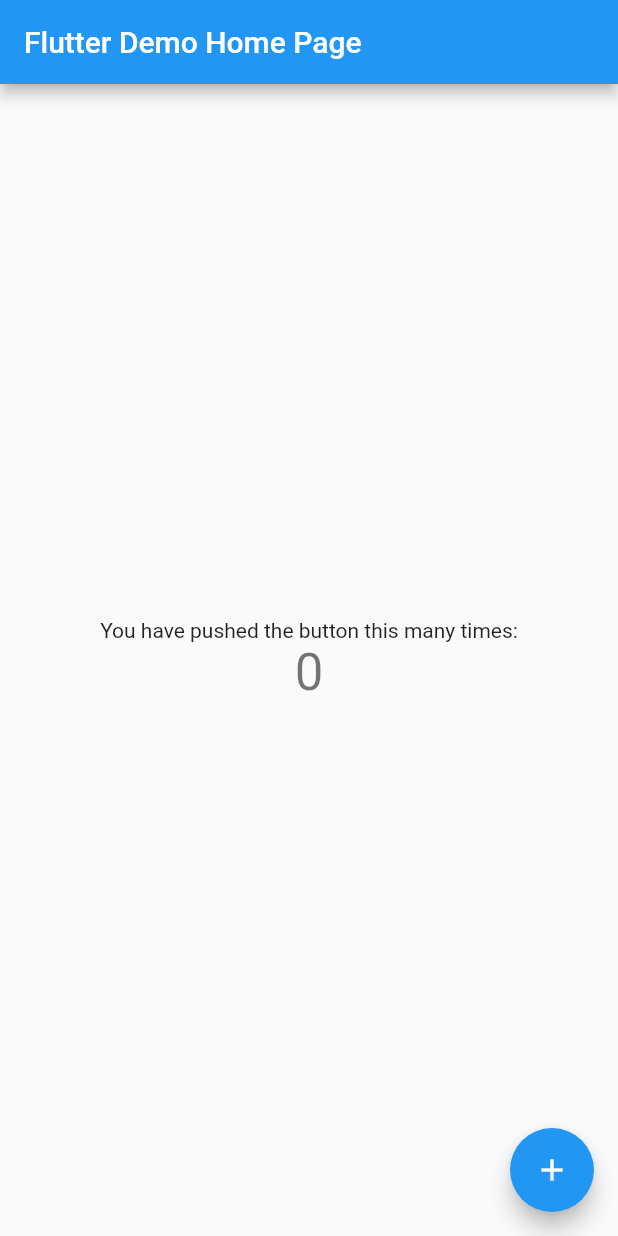
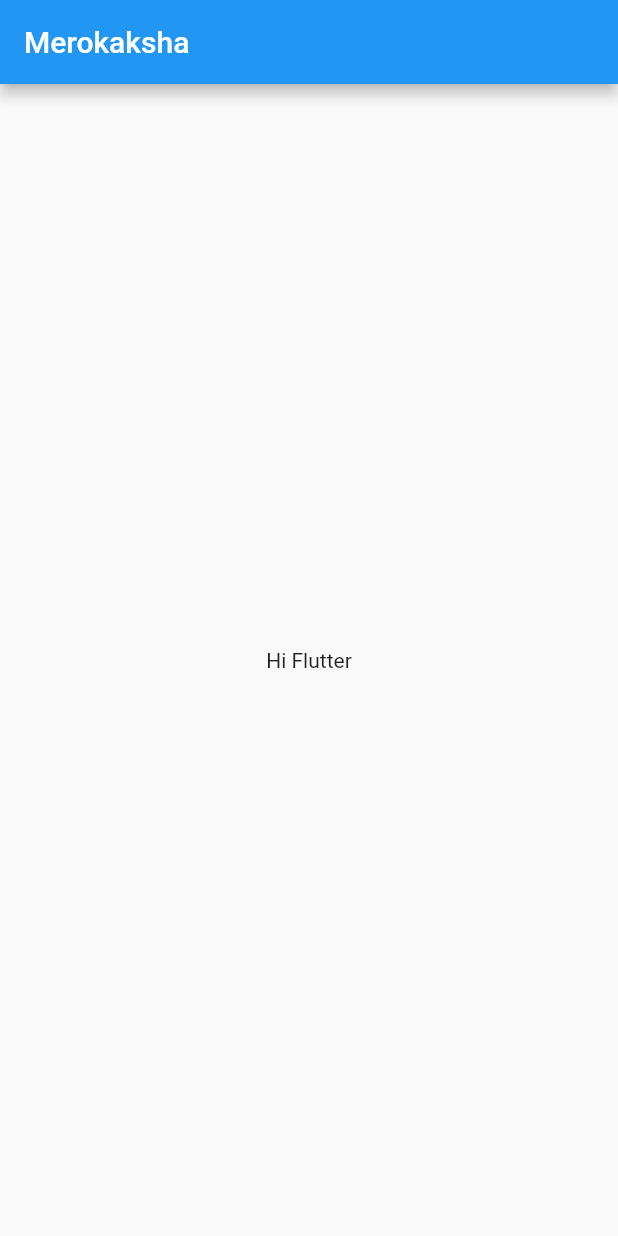
Before and after one commit to TekChandraTamang/flutter_application_1, a Flutter app: the screen it shows after launch, on a phone screen of 412 x 824 dp. Run offline on Flutter 3.47's test engine with Material 2 defaults, Android fonts, the phone set to English and light mode, and no system bars.

Commit message:
chap1 completed

```diff
--- a/lib/main.dart
+++ b/lib/main.dart
@@ -1,95 +1,23 @@
+// ignore: unused_import
 import 'package:flutter/material.dart';
 
-void main() {
-  runApp(const MyApp());
-}
+void main(){
+runApp(MaterialApp(
+  title: "Awesome App",
+  home: HomePage(),
+));}
 
-class MyApp extends StatelessWidget {
-  const MyApp({Key? key}) : super(key: key);
+ class HomePage extends StatelessWidget {
 
-  // This widget is the root of your application.
    @override
    Widget build(BuildContext context) {
-    return MaterialApp(
-      title: 'Flutter Demo',
-      theme: ThemeData(
-        // This is the theme of your application.
-        //
-        // Try running your application with "flutter run". You'll see the
-        // application has a blue toolbar. Then, without quitting the app, try
-        // changing the primarySwatch below to Colors.green and then invoke
-        // "hot reload" (press "r" in the console where you ran "flutter run",
-        // or simply save your changes to "hot reload" in a Flutter IDE).
-        // Notice that the counter didn't reset back to zero; the application
-        // is not restarted.
-        primarySwatch: Colors.blue,
+     return Scaffold(
+     appBar: AppBar(
+       title: Text("Merokaksha"),
      ),
-      home: const MyHomePage(title: 'Flutter Demo Home Page'),
+     body:Container(
+       child: Center(child: Text("Hi Flutter")),
+     ) ,
      );
    }
  }
-
-class MyHomePage extends StatefulWidget {
-  const MyHomePage({Key? key, required this.title}) : super(key: key);
-
-  // This widget is the home page of your application. It is stateful, meaning
-  // that it has a State object (defined below) that contains fields that affect
-  // how it looks.
-
-  // This class is the configuration for the state. It holds the values (in this
-  // case the title) provided by the parent (in this case the App widget) and
-  // used by the build method of the State. Fields in a Widget subclass are
-  // always marked "final".
-
-  final String title;
-
-  @override
-  State<MyHomePage> createState() => _MyHomePageState();
-}
-
-class _MyHomePageState extends State<MyHomePage> {
-  int _counter = 0;
-
-  void _incrementCounter() {
-    setState(() {
-      // This call to setState tells the Flutter framework that something has
-      // changed in this State, which causes it to rerun the build method below
-      // so that the display can reflect the updated values. If we changed
-      // _counter without calling setState(), then the build method would not be
-      // called again, and so nothing would appear to happen.
-      _counter++;
-    });
-  }
-
-  @override
-  Widget build(BuildContext context) {
-
-    return Scaffold(
-      appBar: AppBar(
-
-        title: Text(widget.title),
-      ),
-      body: Center(
-
-        child: Column(
-
-          mainAxisAlignment: MainAxisAlignment.center,
-          children: <Widget>[
-            const Text(
-              'You have pushed the button this many times:',
-            ),
-            Text(
-              '$_counter',
-              style: Theme.of(context).textTheme.headline4,
-            ),
-          ],
-        ),
-      ),
-      floatingActionButton: FloatingActionButton(
-        onPressed: _incrementCounter,
-        tooltip: 'Increment',
-        child: const Icon(Icons.add),
-      ), // This trailing comma makes auto-formatting nicer for build methods.
-    );
-  }
-}
```
Lines whose indentation alone changed are shown as unchanged.
